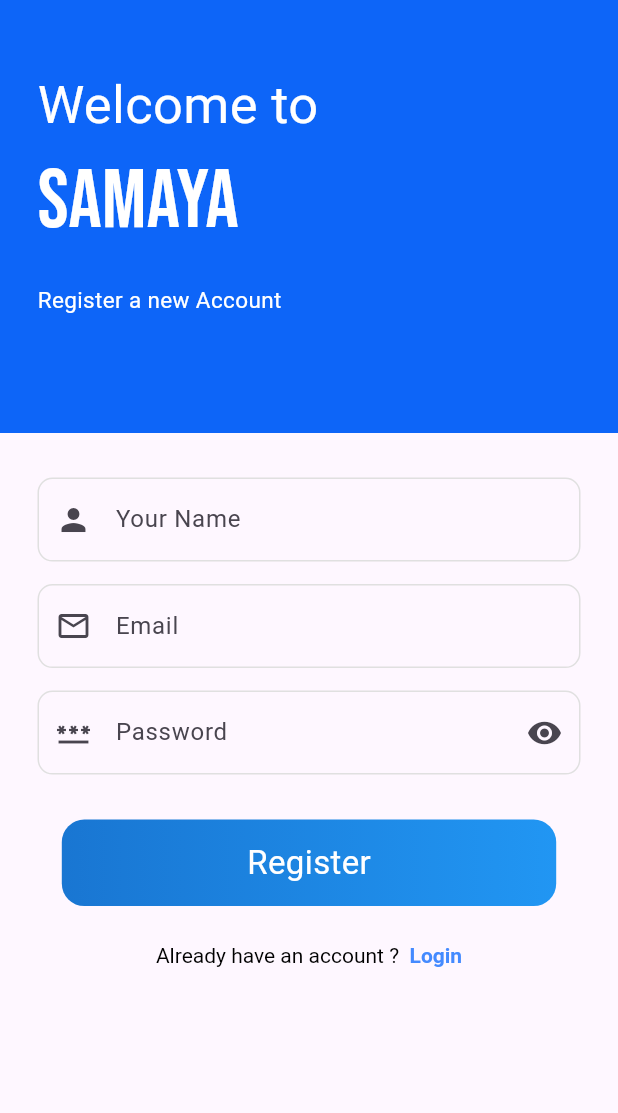
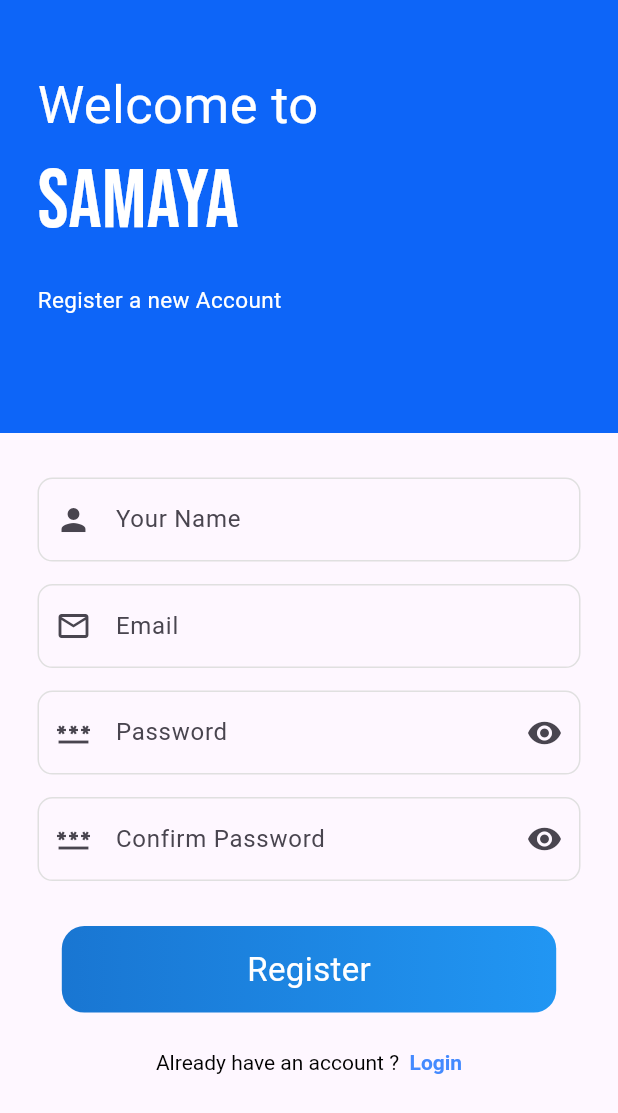
Before and after one commit to sabin79/project_samaya, a Flutter app: the UserRegistrationPage screen opened directly, on a phone screen of 412 x 824 dp. Shown: the top 1113 px of the screen. Run offline on Flutter 3.47's test engine with Material 3 defaults, Android fonts, the phone set to English and light mode, and no system bars; our stand-ins replace firebase_auth, firebase_core, flutter_svg, get, google_fonts, iconly and 2 more; accounts and stored records are empty; network calls fail; Roboto replaces fonts that are missing (Ubuntu).

Commit message:
authentication updated

```diff
--- a/lib/controller/auth_controller.dart
+++ b/lib/controller/auth_controller.dart
@@ -1,7 +1,6 @@
 import 'package:firebase_auth/firebase_auth.dart';
 import 'package:flutter/material.dart';
 import 'package:get/get.dart';
-import 'package:project_samaya/view/home_page.dart';
 import '../view/bottom_nav_bar.dart';
 import '../view/user_authentication/user_login_page.dart';
 
@@ -31,7 +30,7 @@ class AuthController extends GetxController {
 
   _initialScreen(User? user) {
     if (user == null) {
-      Get.offAll(() => const UserLoginPage());
+      Get.offAll(() => UserLoginPage());
     } else {
       Get.offAll(() => const NavigationPage());
     }
@@ -44,6 +43,7 @@ class AuthController extends GetxController {
           email: email, password: password);
       //  Get.offAll(() => const HomePage());
     } catch (e) {
+      print(e);
       Get.snackbar(
         "Problem Occurred",
         "Alert",
--- /dev/null
+++ b/lib/controller/register_controller.dart
@@ -0,0 +1,14 @@
+import 'package:firebase_auth/firebase_auth.dart';
+import 'package:flutter/material.dart';
+import 'package:get/get.dart';
+
+class RegisterController extends GetxController {
+  var isPasswordHidden = true.obs;
+  var isConfirmPasswordHidden = true.obs;
+  final TextEditingController userEmail = TextEditingController();
+  final TextEditingController userPassword = TextEditingController();
+  final TextEditingController confirmUserPassword = TextEditingController();
+  final TextEditingController userName = TextEditingController();
+  late FirebaseAuth auth;
+  final formkey = GlobalKey<FormState>();
+}
--- a/lib/view/user_authentication/user_register_page.dart
+++ b/lib/view/user_authentication/user_register_page.dart
@@ -3,6 +3,8 @@ import 'package:flutter/gestures.dart';
 import 'package:flutter/material.dart';
 import 'package:google_fonts/google_fonts.dart';
 import 'package:get/get.dart';
+import 'package:project_samaya/controller/register_controller.dart';
+import 'package:project_samaya/view/user_authentication/user_login_page.dart';
 
 import '../../controller/auth_controller.dart';
 
@@ -11,15 +13,9 @@ class UserRegistrationPage extends StatelessWidget {
 
   @override
   Widget build(BuildContext context) {
+    final RegisterController registerController = Get.put(RegisterController());
     double width = MediaQuery.of(context).size.width;
     double height = MediaQuery.of(context).size.height;
-    var isPasswordHidden = true.obs;
-    final userEmail = TextEditingController();
-    final userPassword = TextEditingController();
-    final userName = TextEditingController();
-
-    late FirebaseAuth auth;
-    final formkey = GlobalKey<FormState>();
 
     return Scaffold(
       body: SingleChildScrollView(
@@ -66,11 +62,12 @@ class UserRegistrationPage extends StatelessWidget {
             Padding(
               padding:
                   const EdgeInsets.symmetric(horizontal: 25.0, vertical: 30.0),
-              child: Column(
+              child: Obx(
+                () => Column(
                   children: [
                     //NAME FIELD
                     TextField(
-                    controller: userName,
+                      controller: registerController.userName,
                       decoration: InputDecoration(
                           labelText: 'Your Name',
                           prefixIcon: const Icon(
@@ -90,7 +87,7 @@ class UserRegistrationPage extends StatelessWidget {
                     ),
                     //EMAIL TEXTFIELD
                     TextFormField(
-                    controller: userEmail,
+                      controller: registerController.userEmail,
                       decoration: InputDecoration(
                           labelText: 'Email',
                           prefixIcon: const Icon(
@@ -110,10 +107,9 @@ class UserRegistrationPage extends StatelessWidget {
                     ),
 
                     //PASSWORD TEXTFIELD
-                  Obx(
-                    () => TextFormField(
-                      controller: userPassword,
-                      obscureText: isPasswordHidden.value,
+                    TextFormField(
+                      controller: registerController.userPassword,
+                      obscureText: registerController.isPasswordHidden.value,
                       decoration: InputDecoration(
                           labelText: 'Password',
                           prefixIcon: const Icon(Icons.password),
@@ -127,14 +123,47 @@ class UserRegistrationPage extends StatelessWidget {
                                   BorderSide(color: Colors.grey.shade300)),
                           suffixIcon: GestureDetector(
                             onTap: () {
-                              isPasswordHidden.value = !isPasswordHidden.value;
+                              registerController.isPasswordHidden.value =
+                                  !registerController.isPasswordHidden.value;
                             },
-                            child: isPasswordHidden.value
+                            child: registerController.isPasswordHidden.value
                                 ? const Icon(Icons.visibility)
                                 : const Icon(Icons.visibility_off),
                           )),
                     ),
+                    const SizedBox(
+                      height: 15,
                     ),
+
+                    //PASSWORD TEXTFIELD
+                    TextFormField(
+                      controller: registerController.confirmUserPassword,
+                      obscureText:
+                          registerController.isConfirmPasswordHidden.value,
+                      decoration: InputDecoration(
+                          labelText: 'Confirm Password',
+                          prefixIcon: const Icon(Icons.password),
+                          enabledBorder: OutlineInputBorder(
+                              borderRadius: BorderRadius.circular(10),
+                              borderSide:
+                                  BorderSide(color: Colors.grey.shade300)),
+                          focusedBorder: OutlineInputBorder(
+                              borderRadius: BorderRadius.circular(10),
+                              borderSide:
+                                  BorderSide(color: Colors.grey.shade300)),
+                          suffixIcon: GestureDetector(
+                            onTap: () {
+                              registerController.isConfirmPasswordHidden.value =
+                                  !registerController
+                                      .isConfirmPasswordHidden.value;
+                            },
+                            child:
+                                registerController.isConfirmPasswordHidden.value
+                                    ? const Icon(Icons.visibility)
+                                    : const Icon(Icons.visibility_off),
+                          )),
+                    ),
+
                     const SizedBox(
                       height: 30,
                     ),
@@ -142,10 +171,16 @@ class UserRegistrationPage extends StatelessWidget {
                     //REGISTER BUTTON
                     GestureDetector(
                       onTap: () {
+                        if (registerController.userPassword.text ==
+                            registerController.confirmUserPassword.text) {
                           AuthController.instance.registerUser(
-                        userEmail.text.trim(),
-                        userPassword.text.trim(),
+                            registerController.userEmail.text.trim(),
+                            registerController.userPassword.text.trim(),
                           );
+                        } else {
+                          Get.snackbar('Error', 'Password does not match',
+                              snackPosition: SnackPosition.BOTTOM);
+                        }
                       },
                       child: Container(
                         width: width * 0.8,
@@ -175,7 +210,7 @@ class UserRegistrationPage extends StatelessWidget {
                             children: [
                           TextSpan(
                               recognizer: TapGestureRecognizer()
-                              ..onTap = () => Get.back(),
+                                ..onTap = () => Get.off(() => UserLoginPage()),
                               text: " Login",
                               style: GoogleFonts.ubuntu(
                                   fontWeight: FontWeight.bold,
@@ -184,6 +219,7 @@ class UserRegistrationPage extends StatelessWidget {
                   ],
                 ),
               ),
+            ),
           ],
         ),
       ),
```
Also changed, not shown: lib/controller/login_controller.dart (added, +33 -0 lines), lib/view/user_authentication/user_login_page.dart (+30 -44 lines). Lines whose indentation alone changed are shown as unchanged.
